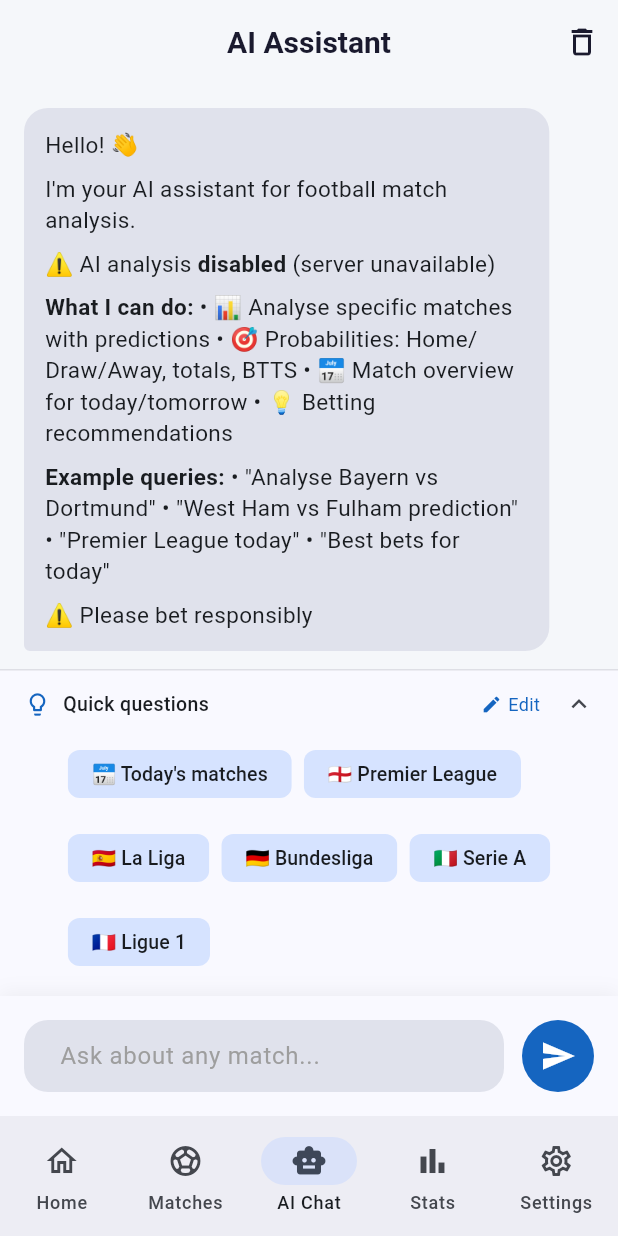
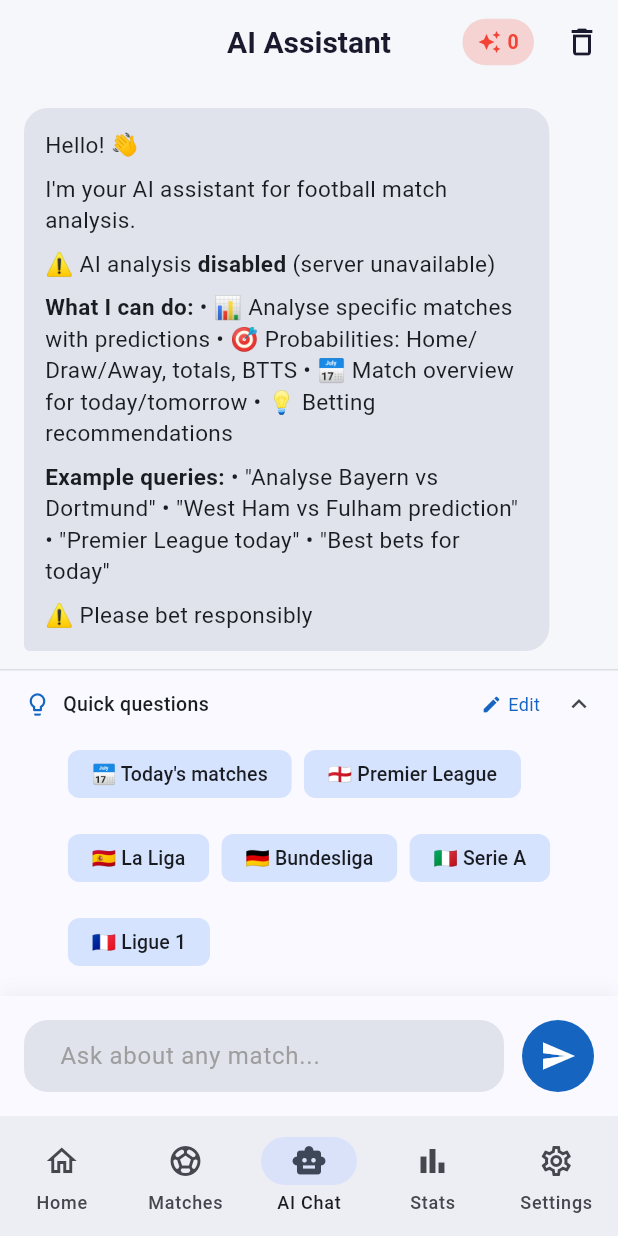
Before and after one commit to vovadanilkovichvovafava/Bot, a Flutter app: the AiChatScreen screen opened by its route, after a tap on the "send" icon, on a phone screen of 412 x 824 dp. Run offline on Flutter 3.47's test engine with Material 3 defaults, Android fonts, the phone set to English and light mode, and no system bars; drawn by our look-alikes of flutter_markdown; our stand-ins replace dio, flutter_local_notifications, flutter_riverpod, flutter_secure_storage, go_router, share_plus and 3 more; accounts and stored records are empty; network calls fail.

Commit message:
Fix crash: use local state instead of ref.watch for predictions counter
Root cause: ref.watch(authStateProvider) in build() was causing widget
rebuild during async operations when refreshUser() updated the state.
This created a race condition leading to app crash.

Solution:
- Store predictions counter locally (_remainingPredictions, _isPremium)
- Load initial values from authState in initState via ref.read
- Decrement counter locally after successful AI response
- Remove refreshUser() call that was triggering the problematic rebuild
- No more ref.watch dependency = no more rebuilds during async operations

```diff
--- a/mobile_app/lib/screens/ai_chat_screen.dart
+++ b/mobile_app/lib/screens/ai_chat_screen.dart
@@ -24,6 +24,10 @@ class _AiChatScreenState extends ConsumerState<AiChatScreen> {
   bool _suggestionsExpanded = true;  // Panel expanded state
   bool _aiAvailable = false;
 
+  // Local user state to avoid ref.watch rebuilds during async operations
+  bool _isPremium = false;
+  int _remainingPredictions = 0;
+
   List<Match> _todayMatches = [];
   List<Match> _tomorrowMatches = [];
   bool _matchesLoaded = false;
@@ -42,9 +46,19 @@ class _AiChatScreenState extends ConsumerState<AiChatScreen> {
   @override
   void initState() {
     super.initState();
+    _loadUserData();
     _loadQuickQuestions();
     _loadMatches();
     _initializeChat();
+  }
+
+  void _loadUserData() {
+    final authState = ref.read(authStateProvider);
+    final user = authState.user;
+    if (user != null) {
+      _isPremium = user.isPremium;
+      _remainingPredictions = user.remainingPredictions;
+    }
   }
 
   Future<void> _initializeChat() async {
@@ -115,28 +129,25 @@ class _AiChatScreenState extends ConsumerState<AiChatScreen> {
     _saveQuickQuestions();
   }
 
-  void _showPredictionsInfo(BuildContext context, dynamic user) {
-    final isPremium = user.isPremium;
-    final remaining = user.remainingPredictions;
-
+  void _showPredictionsInfoLocal() {
     showDialog(
       context: context,
-      builder: (context) => AlertDialog(
+      builder: (ctx) => AlertDialog(
         title: Row(
           children: [
             Icon(
-              isPremium ? Icons.star : Icons.auto_awesome,
-              color: isPremium ? Colors.amber : Colors.blue,
+              _isPremium ? Icons.star : Icons.auto_awesome,
+              color: _isPremium ? Colors.amber : Colors.blue,
             ),
             const SizedBox(width: 8),
-            Text(isPremium ? 'Premium Active' : 'Daily Predictions'),
+            Text(_isPremium ? 'Premium Active' : 'Daily Predictions'),
           ],
         ),
         content: Column(
           mainAxisSize: MainAxisSize.min,
           crossAxisAlignment: CrossAxisAlignment.start,
           children: [
-            if (isPremium) ...[
+            if (_isPremium) ...[
               const Text(
                 'You have unlimited AI predictions!',
                 style: TextStyle(fontWeight: FontWeight.bold),
@@ -145,7 +156,7 @@ class _AiChatScreenState extends ConsumerState<AiChatScreen> {
               const Text('Enjoy unlimited match analysis with your Premium subscription.'),
             ] else ...[
               Text(
-                'You have $remaining predictions left today',
+                'You have $_remainingPredictions predictions left today',
                 style: const TextStyle(fontWeight: FontWeight.bold),
               ),
               const SizedBox(height: 12),
@@ -164,13 +175,13 @@ class _AiChatScreenState extends ConsumerState<AiChatScreen> {
         ),
         actions: [
           TextButton(
-            onPressed: () => Navigator.pop(context),
+            onPressed: () => Navigator.pop(ctx),
             child: const Text('Got it'),
           ),
-          if (!isPremium)
+          if (!_isPremium)
             FilledButton(
               onPressed: () {
-                Navigator.pop(context);
+                Navigator.pop(ctx);
                 context.push('/premium');
               },
               child: const Text('Get Premium'),
@@ -359,13 +370,9 @@ $statusText
     if (text.isEmpty || _isLoading) return;
 
     // Check if user can make predictions (only for real AI calls)
-    if (_aiAvailable) {
-      final authState = ref.read(authStateProvider);
-      final user = authState.user;
-      if (user != null && !user.canMakePrediction) {
+    if (_aiAvailable && !_isPremium && _remainingPredictions <= 0) {
       _showLimitReachedDialog();
       return;
-      }
     }
 
     setState(() {
@@ -441,17 +448,12 @@ $statusText
         timestamp: DateTime.now(),
       ));
       _isLoading = false;
+      // Decrement local counter after successful AI response
+      if (_aiAvailable && !_isPremium && _remainingPredictions > 0) {
+        _remainingPredictions--;
+      }
     });
     _scrollToBottom();
-
-    // Refresh user data after UI update to get new prediction count
-    if (_aiAvailable) {
-      WidgetsBinding.instance.addPostFrameCallback((_) {
-        if (mounted) {
-          ref.read(authStateProvider.notifier).refreshUser();
-        }
-      });
-    }
   }
 
   String _generateAiResponse(String query) {
@@ -791,29 +793,23 @@ No matches available for BTTS analysis.''';
 
   @override
   Widget build(BuildContext context) {
-    final authState = ref.watch(authStateProvider);
-    final user = authState.user;
-    final isPremium = user?.isPremium ?? false;
-    final remaining = user?.remainingPredictions ?? 0;
-
     return Scaffold(
       appBar: AppBar(
         title: const Text('AI Assistant'),
         centerTitle: true,
         actions: [
-          // Predictions counter
-          if (user != null)
+          // Predictions counter - uses local state to avoid rebuild issues
           GestureDetector(
-              onTap: () => _showPredictionsInfo(context, user),
+            onTap: _showPredictionsInfoLocal,
             child: Container(
               margin: const EdgeInsets.only(right: 8),
               padding: const EdgeInsets.symmetric(horizontal: 10, vertical: 6),
               decoration: BoxDecoration(
-                  color: isPremium
+                color: _isPremium
                     ? Colors.amber.withOpacity(0.2)
-                      : remaining > 3
+                    : _remainingPredictions > 3
                         ? Theme.of(context).colorScheme.primaryContainer
-                          : remaining > 0
+                        : _remainingPredictions > 0
                             ? Colors.orange.withOpacity(0.2)
                             : Colors.red.withOpacity(0.2),
                 borderRadius: BorderRadius.circular(16),
@@ -822,27 +818,27 @@ No matches available for BTTS analysis.''';
                 mainAxisSize: MainAxisSize.min,
                 children: [
                   Icon(
-                      isPremium ? Icons.all_inclusive : Icons.auto_awesome,
+                    _isPremium ? Icons.all_inclusive : Icons.auto_awesome,
                     size: 16,
-                      color: isPremium
+                    color: _isPremium
                         ? Colors.amber
-                          : remaining > 3
+                        : _remainingPredictions > 3
                             ? Theme.of(context).colorScheme.primary
-                              : remaining > 0
+                            : _remainingPredictions > 0
                                 ? Colors.orange
                                 : Colors.red,
                   ),
                   const SizedBox(width: 4),
                   Text(
-                      isPremium ? 'PRO' : '$remaining',
+                    _isPremium ? 'PRO' : '$_remainingPredictions',
                     style: TextStyle(
                       fontSize: 13,
                       fontWeight: FontWeight.bold,
-                        color: isPremium
+                      color: _isPremium
                           ? Colors.amber
-                            : remaining > 3
+                          : _remainingPredictions > 3
                               ? Theme.of(context).colorScheme.primary
-                                : remaining > 0
+                              : _remainingPredictions > 0
                                   ? Colors.orange
                                   : Colors.red,
                     ),
```
Lines whose indentation alone changed are shown as unchanged.
